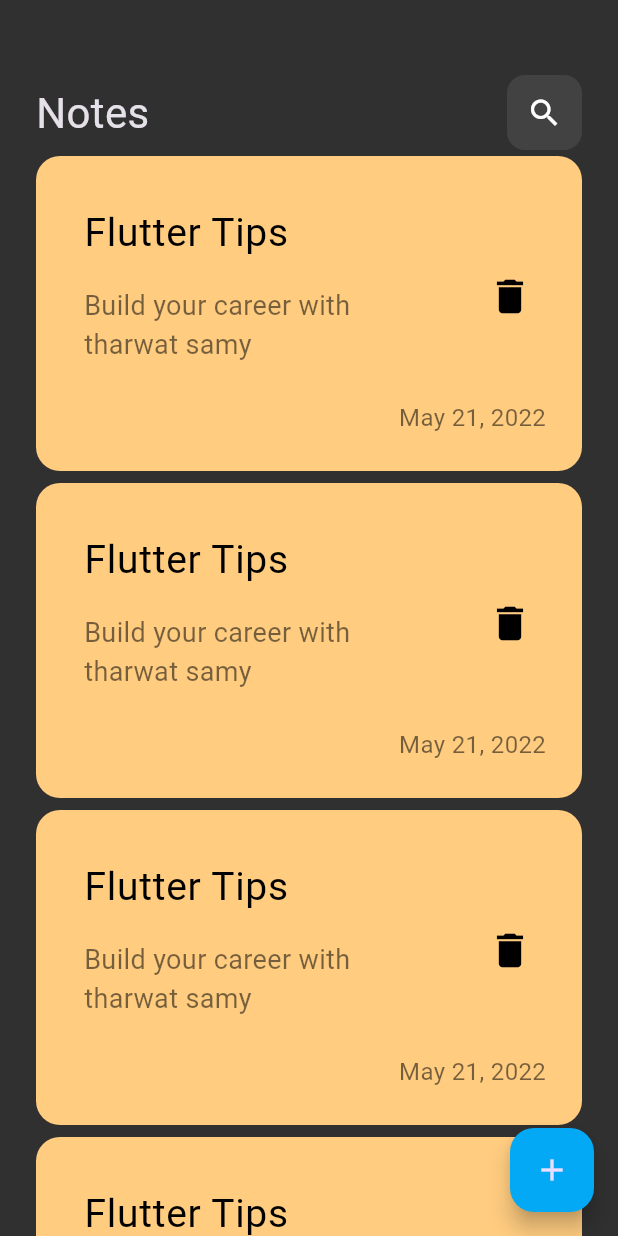
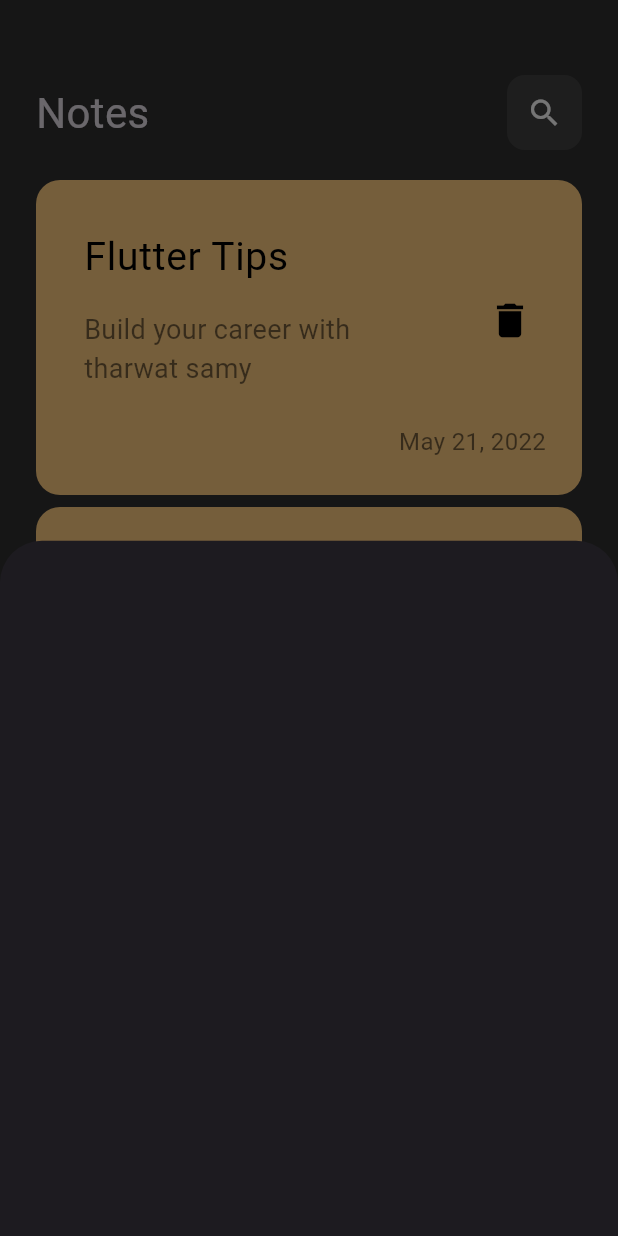
Before and after one commit to Omar59687/notes_app, a Flutter app: the screen it shows after launch, after a tap on the "add" icon, on a phone screen of 412 x 824 dp. Run offline on Flutter 3.47's test engine with Material 3 defaults, Android fonts, the phone set to English and light mode, and no system bars.

Commit message:
show modal bottom sheet

```diff
--- a/lib/views/notes_view.dart
+++ b/lib/views/notes_view.dart
@@ -1,4 +1,5 @@
 import 'package:flutter/material.dart';
+import 'package:note_app2/views/widgets/add_note_bottom_sheet.dart';
 import 'package:note_app2/views/widgets/notes_view_body.dart';
 
 class NotesView extends StatelessWidget {
@@ -9,7 +10,13 @@ class NotesView extends StatelessWidget {
     return Scaffold(
       floatingActionButton: FloatingActionButton(
         backgroundColor: Colors.lightBlue,
-        onPressed: () {},
+        onPressed: () {
+          showModalBottomSheet(
+              context: context,
+              builder: (context) {
+                return const AddNoteBottomSheet();
+              });
+        },
         child: Icon(
           Icons.add,
         ),
--- /dev/null
+++ b/lib/views/widgets/add_note_bottom_sheet.dart
@@ -0,0 +1,10 @@
+import 'package:flutter/material.dart';
+
+class AddNoteBottomSheet extends StatelessWidget {
+  const AddNoteBottomSheet({super.key});
+
+  @override
+  Widget build(BuildContext context) {
+    return Container();
+  }
+}
--- a/lib/views/widgets/notes_list_view.dart
+++ b/lib/views/widgets/notes_list_view.dart
@@ -6,11 +6,18 @@ class NotesListView extends StatelessWidget {
 
   @override
   Widget build(BuildContext context) {
-    return ListView.builder(itemBuilder: (context, index) {
-      return Padding(
-        padding: EdgeInsets.symmetric(vertical: 4),
-        child: NoteItem(),
-      );
-    });
+    return Padding(
+      padding: const EdgeInsets.symmetric(
+        vertical: 16,
+      ),
+      child: ListView.builder(
+          padding: EdgeInsets.zero,
+          itemBuilder: (context, index) {
+            return Padding(
+              padding: EdgeInsets.symmetric(vertical: 4),
+              child: NoteItem(),
+            );
+          }),
+    );
   }
 }
```
